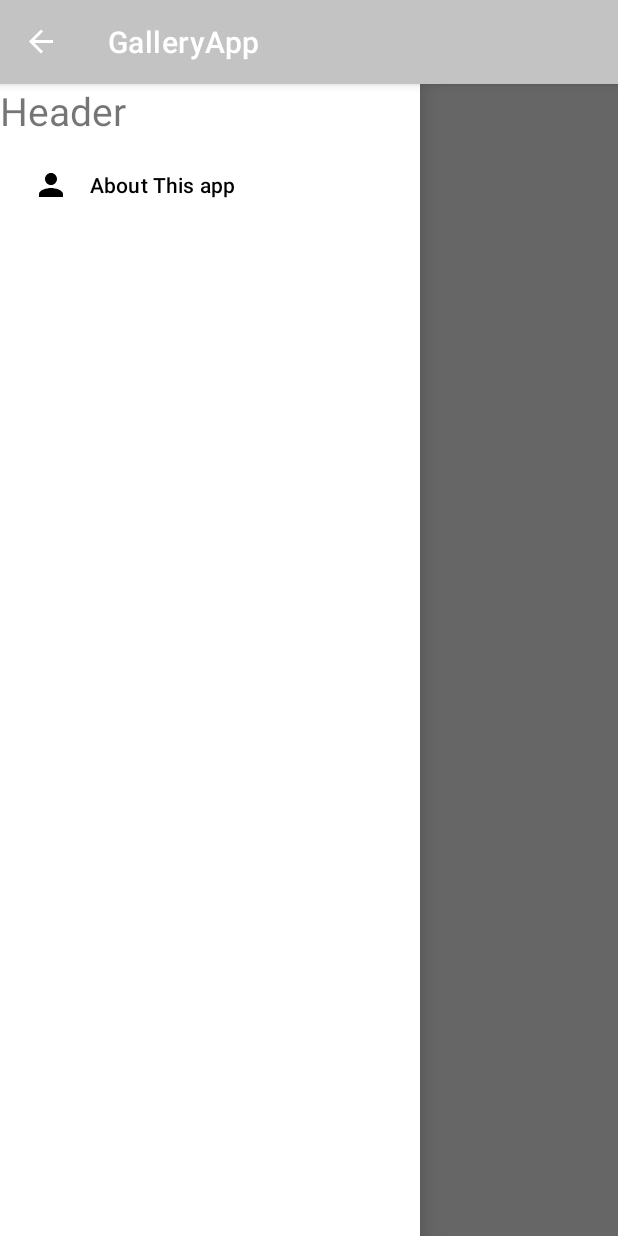
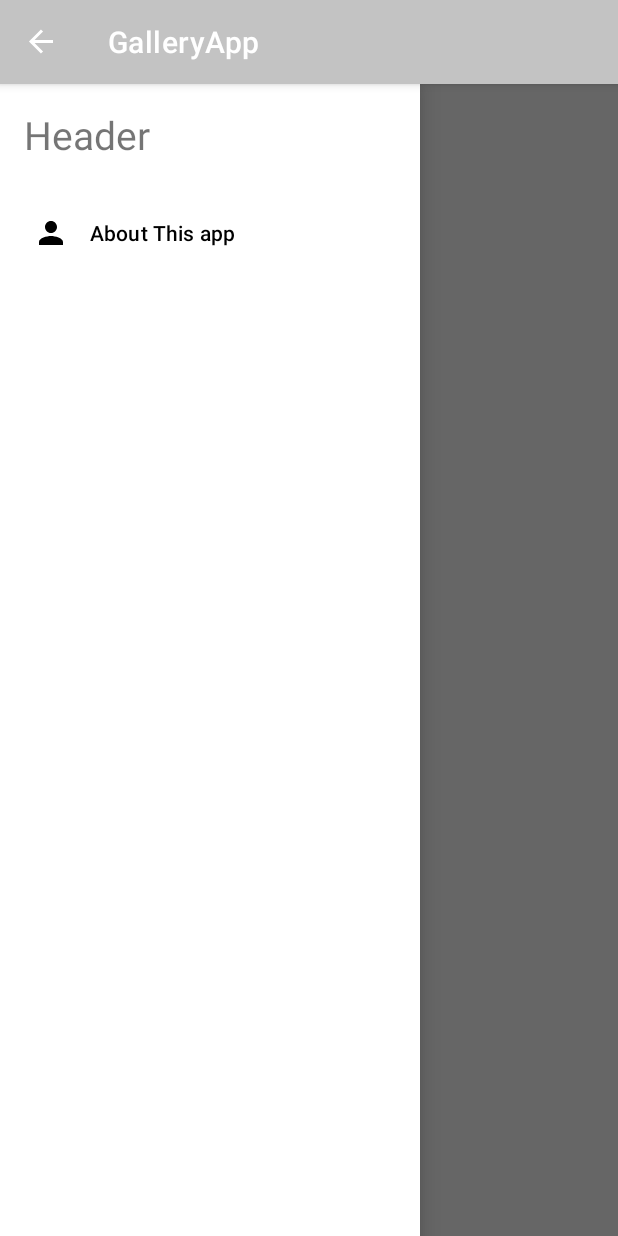
Before and after one commit to SEKI-YUTA/Android_SimpleGallery, an Android app: the screen it shows after launch (MainActivity), with the side drawer open, on a phone screen of 412 x 824 dp. Run offline under Robolectric (Android 15) with nearby library versions, the phone set to English and light mode, and no system bars.

```diff
--- a/app/src/main/java/com/example/galleryapp/ImageAdapter.java
+++ b/app/src/main/java/com/example/galleryapp/ImageAdapter.java
@@ -1,5 +1,6 @@
 package com.example.galleryapp;
 
+import android.app.Activity;
 import android.content.Context;
 import android.content.Intent;
 import android.net.Uri;
@@ -37,6 +38,7 @@ public class ImageAdapter extends RecyclerView.Adapter<ImageViewHolder> {
                 Intent intent = new Intent(context, ImageDetailActivity.class);
                 intent.putExtra("path", path);
                 context.startActivity(intent);
+                ((Activity) context).overridePendingTransition(android.R.anim.slide_in_left, android.R.anim.slide_out_right);
             }
         });
     }
--- a/app/src/main/java/com/example/galleryapp/MainActivity.java
+++ b/app/src/main/java/com/example/galleryapp/MainActivity.java
@@ -19,6 +19,7 @@ import android.database.Cursor;
 import android.os.Bundle;
 import android.provider.MediaStore;
 import android.view.MenuItem;
+import android.view.View;
 import android.widget.Toast;
 
 import com.google.android.material.navigation.NavigationView;
@@ -32,6 +33,7 @@ public class MainActivity extends AppCompatActivity {
     private NavigationView navigationView;
     private ActionBarDrawerToggle drawerToggle;
     private List<String> paths = new ArrayList<>();
+    private ImageAdapter adapter;
     private final int PERMISSION_REQCODE = 101;
     @Override
     protected void onCreate(Bundle savedInstanceState) {
@@ -64,7 +66,8 @@ public class MainActivity extends AppCompatActivity {
         recycler_images.setLayoutManager(new GridLayoutManager(this, 3));
 //        recycler_images.setLayoutManager(new StaggeredGridLayoutManager(3, StaggeredGridLayoutManager.VERTICAL));
 
-        ImageAdapter adapter = new ImageAdapter(this, paths);
+        overridePendingTransition(android.R.anim.fade_in, android.R.anim.fade_out);
+        adapter = new ImageAdapter(this, paths);
         recycler_images.setAdapter(adapter);
 
         if(ContextCompat.checkSelfPermission(this, Manifest.permission.READ_EXTERNAL_STORAGE
@@ -112,4 +115,10 @@ public class MainActivity extends AppCompatActivity {
             return super.onOptionsItemSelected(item);
         }
     }
+
+//    private final View.OnClickListener imageListener = new View.OnClickListener() {
+//        @Override
+//        public void onClick(View view) {
+//        }
+//    }
 }
--- a/app/src/main/res/layout/drawer_header.xml
+++ b/app/src/main/res/layout/drawer_header.xml
@@ -1,6 +1,7 @@
 <?xml version="1.0" encoding="utf-8"?>
 <LinearLayout xmlns:android="http://schemas.android.com/apk/res/android"
     android:orientation="vertical"
+    android:padding="16dp"
     android:layout_width="match_parent"
     android:layout_height="match_parent">
     <TextView
```
